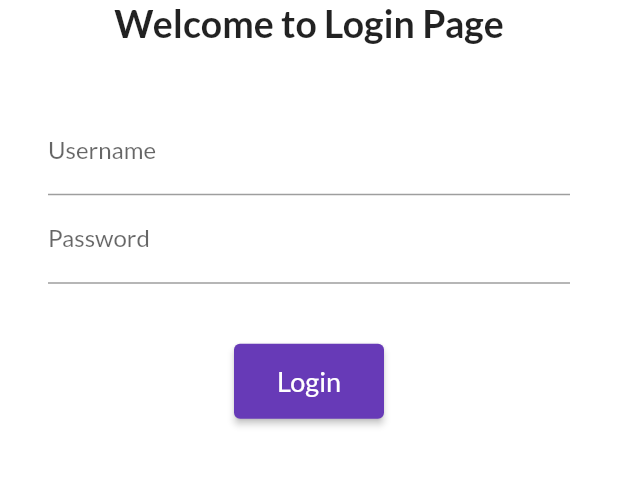
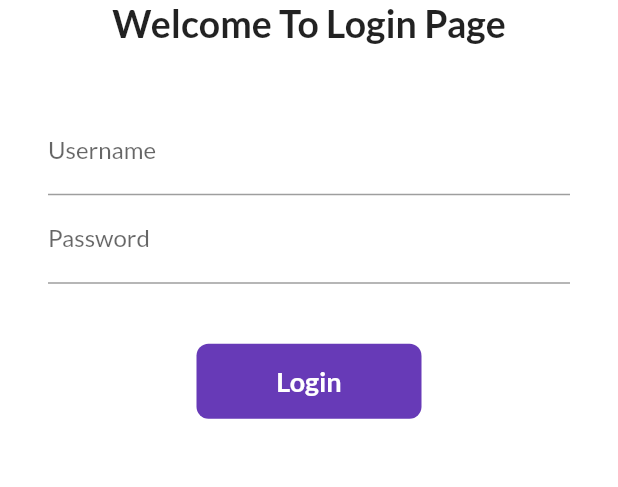
Before and after one commit to lethalcoder9/Flutter_Catalog, a Flutter app: the screen it shows after launch, on a phone screen of 412 x 824 dp, the part 504-991 px from its top. Run offline on Flutter 3.47's test engine with Material 2 defaults, Android fonts, the phone set to English and light mode, and no system bars; our stand-ins replace google_fonts.

Commit message:
Day 6 Completed

```diff
--- a/lib/pages/login_page.dart
+++ b/lib/pages/login_page.dart
@@ -1,8 +1,15 @@
 import 'package:flutter/material.dart';
 import 'package:flutter_catalog/utils/routes.dart';
 
-class LoginPage extends StatelessWidget {
+class LoginPage extends StatefulWidget {
   const LoginPage({Key? key}) : super(key: key);
+
+  @override
+  State<LoginPage> createState() => _LoginPageState();
+}
+
+class _LoginPageState extends State<LoginPage> {
+  bool changeButton = false;
 
   @override
   Widget build(BuildContext context) {
@@ -20,7 +27,7 @@ class LoginPage extends StatelessWidget {
               child: Text("Flutter Catalog"),
             ),
             Text(
-              "Welcome to Login Page",
+              "Welcome To Login Page",
               style: TextStyle(
                 fontSize: 25,
                 fontWeight: FontWeight.bold,
@@ -49,6 +56,42 @@ class LoginPage extends StatelessWidget {
                   SizedBox(
                     height: 40,
                   ),
+                  InkWell(
+                    onTap: () async {
+                      setState(() {
+                        changeButton = true;
+                      });
+
+                      await Future.delayed(Duration(seconds: 1));
+                      Navigator.pushNamed(context, MyRoutes.homeRoute);
+                    },
+                    child: AnimatedContainer(
+                      duration: Duration(seconds: 1),
+                      width: changeButton ? 50 : 150,
+                      height: 50,
+                      alignment: Alignment.center,
+                      child: changeButton
+                          ? Icon(
+                              Icons.done,
+                              color: Colors.white,
+                            )
+                          : Text(
+                              "Login",
+                              style: TextStyle(
+                                  color: Colors.white,
+                                  fontWeight: FontWeight.bold,
+                                  fontSize: 18),
+                            ),
+                      decoration: BoxDecoration(
+                        color: Colors.deepPurple,
+                        // shape: changeButton ? BoxShape.circle : BoxShape.rectangle, //Not smooth animation
+                        borderRadius: BorderRadius.circular(
+                            changeButton ? 50 : 8), //Smooth animation
+                      ),
+                    ),
+                  ),
+
+                  /*
                   ElevatedButton(
                     child: Text(
                       "Login",
@@ -59,6 +102,7 @@ class LoginPage extends StatelessWidget {
                     },
                     style: TextButton.styleFrom(minimumSize: Size(100, 50)),
                   )
+                  */
                 ],
               ),
             ),
```
